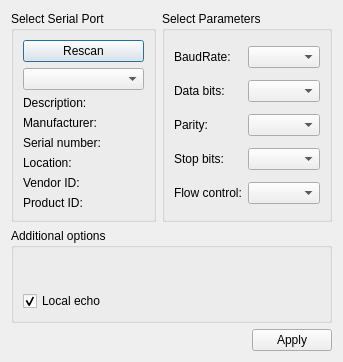
The window that settingsdialog.ui (mishkoLitvin/ADC_Reader) describes before a commit, drawn with Qt 5.
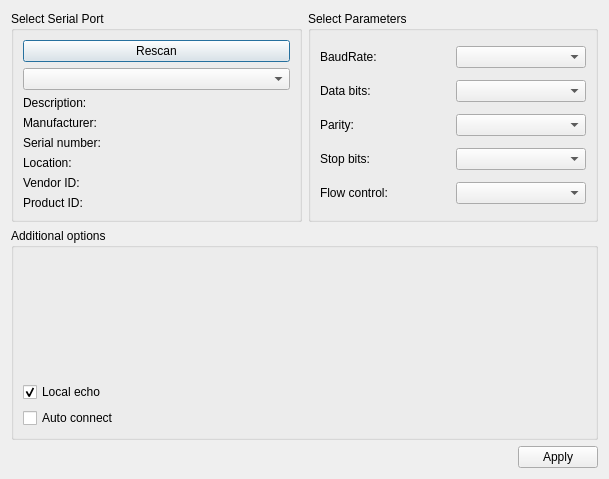
The same window after the commit.

Patch:
```diff
--- a/settingsdialog.ui
+++ b/settingsdialog.ui
@@ -6,8 +6,8 @@
    <rect>
     <x>0</x>
     <y>0</y>
-    <width>343</width>
-    <height>362</height>
+    <width>609</width>
+    <height>479</height>
    </rect>
   </property>
   <property name="windowTitle">
@@ -187,6 +187,13 @@
         </property>
        </widget>
       </item>
+      <item>
+       <widget class="QCheckBox" name="checkBoxAutoConnect">
+        <property name="text">
+         <string>Auto connect</string>
+        </property>
+       </widget>
+      </item>
      </layout>
     </widget>
    </item>
```
Left out of the diff: 48 changed lines with no effect on the pictures.
